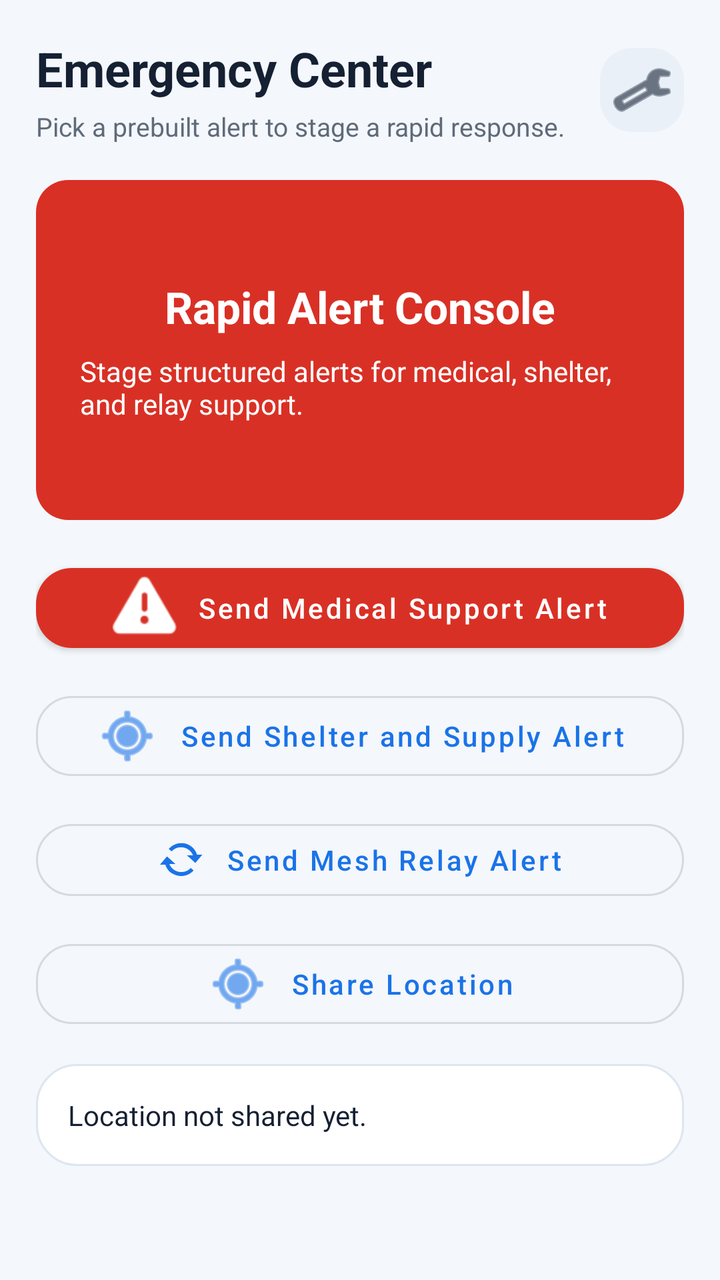
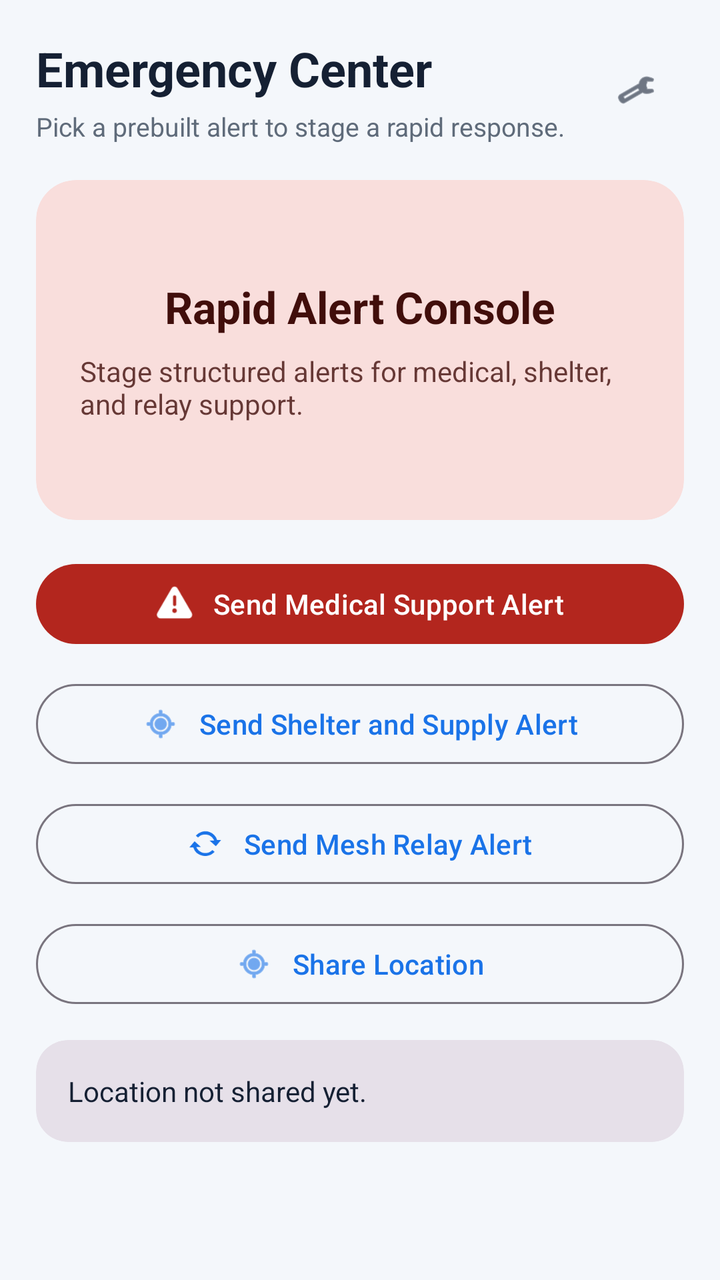

Compare the two renders of this Android layout. The source of the first and the diff that turns it into the second are given below.
<!-- AndroidManifest.xml: application theme Theme.Corelink -->
<!-- res/layout/activity_emergency.xml -->
<?xml version="1.0" encoding="utf-8"?>
<LinearLayout
    xmlns:android="http://schemas.android.com/apk/res/android"
    xmlns:app="http://schemas.android.com/apk/res-auto"
    android:layout_width="match_parent"
    android:layout_height="match_parent"
    android:background="@color/surface"
    android:orientation="vertical"
    android:padding="18dp">

    <LinearLayout
        android:layout_width="match_parent"
        android:layout_height="wrap_content"
        android:gravity="center_vertical"
        android:orientation="horizontal">

        <LinearLayout
            android:layout_width="0dp"
            android:layout_height="wrap_content"
            android:layout_weight="1"
            android:orientation="vertical">

            <TextView
                android:layout_width="wrap_content"
                android:layout_height="wrap_content"
                android:text="@string/emergency_center_title"
                android:textColor="@color/textPrimary"
                android:textSize="24sp"
                android:textStyle="bold" />

            <TextView
                android:id="@+id/alertStatus"
                android:layout_width="wrap_content"
                android:layout_height="wrap_content"
                android:layout_marginTop="4dp"
                android:text="@string/emergency_ready_status"
                android:textColor="@color/textSecondary"
                android:textSize="13sp" />
        </LinearLayout>

        <ImageButton
            android:id="@+id/themeToggleButton"
            android:layout_width="42dp"
            android:layout_height="42dp"
            android:background="@drawable/icon_btn_bg"
            android:contentDescription="@string/toggle_theme"
            android:padding="10dp"
            android:src="@android:drawable/ic_menu_manage"
            android:tint="@color/textPrimary" />
    </LinearLayout>

    <LinearLayout
        android:id="@+id/alertHero"
        android:layout_width="match_parent"
        android:layout_height="170dp"
        android:layout_marginTop="18dp"
        android:background="@drawable/alert_btn_bg"
        android:gravity="center"
        android:orientation="vertical"
        android:padding="22dp">

        <TextView
            android:layout_width="wrap_content"
            android:layout_height="wrap_content"
            android:text="@string/emergency_hero_title"
            android:textColor="@android:color/white"
            android:textSize="22sp"
            android:textStyle="bold" />

        <TextView
            android:layout_width="wrap_content"
            android:layout_height="wrap_content"
            android:layout_marginTop="8dp"
            android:text="@string/emergency_hero_subtitle"
            android:textColor="@android:color/white"
            android:textSize="14sp" />
    </LinearLayout>

    <com.google.android.material.button.MaterialButton
        android:id="@+id/medicalAlertButton"
        android:layout_width="match_parent"
        android:layout_height="wrap_content"
        android:layout_marginTop="18dp"
        android:text="@string/send_medical_alert"
        android:textAllCaps="false"
        app:backgroundTint="@color/alert"
        app:cornerRadius="18dp"
        app:icon="@android:drawable/ic_dialog_alert"
        app:iconGravity="textStart"
        app:iconPadding="10dp"
        app:iconTint="@android:color/white" />

    <com.google.android.material.button.MaterialButton
        android:id="@+id/shelterAlertButton"
        style="@style/Widget.MaterialComponents.Button.OutlinedButton"
        android:layout_width="match_parent"
        android:layout_height="wrap_content"
        android:layout_marginTop="12dp"
        android:text="@string/send_shelter_alert"
        android:textAllCaps="false"
        app:cornerRadius="18dp"
        app:icon="@android:drawable/ic_menu_mylocation"
        app:iconGravity="textStart"
        app:iconPadding="10dp" />

    <com.google.android.material.button.MaterialButton
        android:id="@+id/relayAlertButton"
        style="@style/Widget.MaterialComponents.Button.OutlinedButton"
        android:layout_width="match_parent"
        android:layout_height="wrap_content"
        android:layout_marginTop="12dp"
        android:text="@string/send_relay_alert"
        android:textAllCaps="false"
        app:cornerRadius="18dp"
        app:icon="@android:drawable/stat_notify_sync"
        app:iconGravity="textStart"
        app:iconPadding="10dp" />

    <com.google.android.material.button.MaterialButton
        android:id="@+id/locationAlertButton"
        style="@style/Widget.MaterialComponents.Button.OutlinedButton"
        android:layout_width="match_parent"
        android:layout_height="wrap_content"
        android:layout_marginTop="12dp"
        android:text="@string/share_location"
        android:textAllCaps="false"
        app:cornerRadius="18dp"
        app:icon="@android:drawable/ic_menu_mylocation"
        app:iconGravity="textStart"
        app:iconPadding="10dp" />

    <TextView
        android:id="@+id/locationText"
        android:layout_width="match_parent"
        android:layout_height="wrap_content"
        android:layout_marginTop="14dp"
        android:background="@drawable/input_bg"
        android:padding="16dp"
        android:text="@string/location_idle"
        android:textColor="@color/textPrimary"
        android:textSize="14sp" />

</LinearLayout>
<!-- resources referenced by this layout -->
<resources>
  <color name="alert">#D93025</color>
  <color name="surface">#FFF4F7FB</color>
  <color name="textPrimary">#FF152033</color>
  <color name="textSecondary">#FF5F6B7A</color>
  <!-- drawable alert_btn_bg (drawable) -->
  <shape xmlns:android="http://schemas.android.com/apk/res/android">
      <solid android:color="@color/alert" />
      <corners android:radius="16dp" />
  </shape>
  <!-- drawable icon_btn_bg (drawable) -->
  <shape xmlns:android="http://schemas.android.com/apk/res/android">
      <solid android:color="@color/surfaceMuted" />
      <corners android:radius="16dp" />
  </shape>
  <!-- drawable input_bg (drawable) -->
  <shape xmlns:android="http://schemas.android.com/apk/res/android">
      <solid android:color="@color/surfaceElevated" />
      <stroke
          android:width="1dp"
          android:color="@color/borderSoft" />
      <corners android:radius="20dp" />
  </shape>
  <string name="emergency_center_title">Emergency Center</string>
  <string name="emergency_hero_subtitle">Stage structured alerts for medical, shelter, and relay support.</string>
  <string name="emergency_hero_title">Rapid Alert Console</string>
  <string name="emergency_ready_status">Pick a prebuilt alert to stage a rapid response.</string>
  <string name="location_idle">Location not shared yet.</string>
  <string name="send_medical_alert">Send Medical Support Alert</string>
  <string name="send_relay_alert">Send Mesh Relay Alert</string>
  <string name="send_shelter_alert">Send Shelter and Supply Alert</string>
  <string name="share_location">Share Location</string>
  <string name="toggle_theme">Toggle dark mode</string>
  <style name="Theme.Corelink" parent="Theme.MaterialComponents.DayNight.NoActionBar">
          <item name="colorPrimary">@color/accent</item>
          <item name="colorPrimaryVariant">@color/accentDark</item>
          <item name="colorSecondary">@color/accent</item>
          <item name="colorSurface">@color/surfaceElevated</item>
          <item name="android:windowBackground">@color/surface</item>
          <item name="android:statusBarColor">@color/surfaceElevated</item>
          <item name="android:navigationBarColor">@color/surfaceElevated</item>
      </style>
  <color name="surfaceMuted">#FFEAF0F7</color>
  <color name="surfaceElevated">#FFFFFFFF</color>
  <color name="borderSoft">#FFDDE6F1</color>
  <color name="accent">#1A73E8</color>
  <color name="accentDark">#1558B0</color>
</resources>

<!-- the commit's change to res/layout/activity_emergency.xml (unified diff, before → after) -->
@@ -4,7 +4,7 @@
     xmlns:app="http://schemas.android.com/apk/res-auto"
     android:layout_width="match_parent"
     android:layout_height="match_parent"
-    android:background="@color/surface"
+    android:background="?attr/colorSurface"
     android:orientation="vertical"
     android:padding="18dp">
 
@@ -24,7 +24,7 @@
                 android:layout_width="wrap_content"
                 android:layout_height="wrap_content"
                 android:text="@string/emergency_center_title"
-                android:textColor="@color/textPrimary"
+                android:textColor="?attr/colorOnSurface"
                 android:textSize="24sp"
                 android:textStyle="bold" />
 
@@ -34,47 +34,54 @@
                 android:layout_height="wrap_content"
                 android:layout_marginTop="4dp"
                 android:text="@string/emergency_ready_status"
-                android:textColor="@color/textSecondary"
+                android:textColor="?attr/colorOnSurfaceVariant"
                 android:textSize="13sp" />
         </LinearLayout>
 
-        <ImageButton
+        <com.google.android.material.button.MaterialButton
             android:id="@+id/themeToggleButton"
-            android:layout_width="42dp"
-            android:layout_height="42dp"
-            android:background="@drawable/icon_btn_bg"
+            style="?attr/materialIconButtonStyle"
+            android:layout_width="48dp"
+            android:layout_height="48dp"
             android:contentDescription="@string/toggle_theme"
-            android:padding="10dp"
-            android:src="@android:drawable/ic_menu_manage"
-            android:tint="@color/textPrimary" />
+            app:icon="@android:drawable/ic_menu_manage"
+            app:iconTint="?attr/colorOnSurface" />
     </LinearLayout>
 
-    <LinearLayout
+    <com.google.android.material.card.MaterialCardView
         android:id="@+id/alertHero"
+        style="?attr/materialCardViewFilledStyle"
         android:layout_width="match_parent"
         android:layout_height="170dp"
         android:layout_marginTop="18dp"
-        android:background="@drawable/alert_btn_bg"
-        android:gravity="center"
-        android:orientation="vertical"
-        android:padding="22dp">
+        app:cardCornerRadius="20dp"
+        app:cardBackgroundColor="?attr/colorErrorContainer">
 
-        <TextView
-            android:layout_width="wrap_content"
-            android:layout_height="wrap_content"
-            android:text="@string/emergency_hero_title"
-            android:textColor="@android:color/white"
-            android:textSize="22sp"
-            android:textStyle="bold" />
+        <LinearLayout
+            android:layout_width="match_parent"
+            android:layout_height="match_parent"
+            android:gravity="center"
+            android:orientation="vertical"
+            android:padding="22dp">
 
-        <TextView
-            android:layout_width="wrap_content"
-            android:layout_height="wrap_content"
-            android:layout_marginTop="8dp"
-            android:text="@string/emergency_hero_subtitle"
-            android:textColor="@android:color/white"
-            android:textSize="14sp" />
-    </LinearLayout>
+            <TextView
+                android:layout_width="wrap_content"
+                android:layout_height="wrap_content"
+                android:text="@string/emergency_hero_title"
+                android:textColor="?attr/colorOnErrorContainer"
+                android:textSize="22sp"
+                android:textStyle="bold" />
+
+            <TextView
+                android:layout_width="wrap_content"
+                android:layout_height="wrap_content"
+                android:layout_marginTop="8dp"
+                android:text="@string/emergency_hero_subtitle"
+                android:textColor="?attr/colorOnErrorContainer"
+                android:textSize="14sp"
+                android:alpha="0.8" />
+        </LinearLayout>
+    </com.google.android.material.card.MaterialCardView>
 
     <com.google.android.material.button.MaterialButton
         android:id="@+id/medicalAlertButton"
@@ -83,61 +90,68 @@
         android:layout_marginTop="18dp"
         android:text="@string/send_medical_alert"
         android:textAllCaps="false"
-        app:backgroundTint="@color/alert"
-        app:cornerRadius="18dp"
+        app:backgroundTint="?attr/colorError"
+        android:textColor="?attr/colorOnError"
+        app:cornerRadius="24dp"
         app:icon="@android:drawable/ic_dialog_alert"
         app:iconGravity="textStart"
         app:iconPadding="10dp"
-        app:iconTint="@android:color/white" />
+        app:iconTint="?attr/colorOnError" />
 
     <com.google.android.material.button.MaterialButton
         android:id="@+id/shelterAlertButton"
-        style="@style/Widget.MaterialComponents.Button.OutlinedButton"
+        style="?attr/materialButtonOutlinedStyle"
         android:layout_width="match_parent"
         android:layout_height="wrap_content"
         android:layout_marginTop="12dp"
         android:text="@string/send_shelter_alert"
         android:textAllCaps="false"
-        app:cornerRadius="18dp"
+        app:cornerRadius="24dp"
         app:icon="@android:drawable/ic_menu_mylocation"
         app:iconGravity="textStart"
         app:iconPadding="10dp" />
 
     <com.google.android.material.button.MaterialButton
         android:id="@+id/relayAlertButton"
-        style="@style/Widget.MaterialComponents.Button.OutlinedButton"
+        style="?attr/materialButtonOutlinedStyle"
         android:layout_width="match_parent"
         android:layout_height="wrap_content"
         android:layout_marginTop="12dp"
         android:text="@string/send_relay_alert"
         android:textAllCaps="false"
-        app:cornerRadius="18dp"
+        app:cornerRadius="24dp"
         app:icon="@android:drawable/stat_notify_sync"
         app:iconGravity="textStart"
         app:iconPadding="10dp" />
 
     <com.google.android.material.button.MaterialButton
         android:id="@+id/locationAlertButton"
-        style="@style/Widget.MaterialComponents.Button.OutlinedButton"
+        style="?attr/materialButtonOutlinedStyle"
         android:layout_width="match_parent"
         android:layout_height="wrap_content"
         android:layout_marginTop="12dp"
         android:text="@string/share_location"
         android:textAllCaps="false"
-        app:cornerRadius="18dp"
+        app:cornerRadius="24dp"
         app:icon="@android:drawable/ic_menu_mylocation"
         app:iconGravity="textStart"
         app:iconPadding="10dp" />
 
-    <TextView
-        android:id="@+id/locationText"
+    <com.google.android.material.card.MaterialCardView
+        style="?attr/materialCardViewFilledStyle"
         android:layout_width="match_parent"
         android:layout_height="wrap_content"
         android:layout_marginTop="14dp"
-        android:background="@drawable/input_bg"
-        android:padding="16dp"
-        android:text="@string/location_idle"
-        android:textColor="@color/textPrimary"
-        android:textSize="14sp" />
+        app:cardCornerRadius="16dp">
+
+        <TextView
+            android:id="@+id/locationText"
+            android:layout_width="match_parent"
+            android:layout_height="wrap_content"
+            android:padding="16dp"
+            android:text="@string/location_idle"
+            android:textColor="?attr/colorOnSurface"
+            android:textSize="14sp" />
+    </com.google.android.material.card.MaterialCardView>
 
 </LinearLayout>
<!-- resource entries referenced after the edit -->
@@ -1,27 +1,8 @@
 <!-- resources referenced by this layout -->
 <resources>
-  <color name="alert">#D93025</color>
   <color name="surface">#FFF4F7FB</color>
   <color name="textPrimary">#FF152033</color>
   <color name="textSecondary">#FF5F6B7A</color>
-  <!-- drawable alert_btn_bg (drawable) -->
-  <shape xmlns:android="http://schemas.android.com/apk/res/android">
-      <solid android:color="@color/alert" />
-      <corners android:radius="16dp" />
-  </shape>
-  <!-- drawable icon_btn_bg (drawable) -->
-  <shape xmlns:android="http://schemas.android.com/apk/res/android">
-      <solid android:color="@color/surfaceMuted" />
-      <corners android:radius="16dp" />
-  </shape>
-  <!-- drawable input_bg (drawable) -->
-  <shape xmlns:android="http://schemas.android.com/apk/res/android">
-      <solid android:color="@color/surfaceElevated" />
-      <stroke
-          android:width="1dp"
-          android:color="@color/borderSoft" />
-      <corners android:radius="20dp" />
-  </shape>
   <string name="emergency_center_title">Emergency Center</string>
   <string name="emergency_hero_subtitle">Stage structured alerts for medical, shelter, and relay support.</string>
   <string name="emergency_hero_title">Rapid Alert Console</string>
@@ -32,19 +13,18 @@
   <string name="send_shelter_alert">Send Shelter and Supply Alert</string>
   <string name="share_location">Share Location</string>
   <string name="toggle_theme">Toggle dark mode</string>
-  <style name="Theme.Corelink" parent="Theme.MaterialComponents.DayNight.NoActionBar">
+  <style name="Theme.Corelink" parent="Theme.Material3.DayNight.NoActionBar">
           <item name="colorPrimary">@color/accent</item>
-          <item name="colorPrimaryVariant">@color/accentDark</item>
           <item name="colorSecondary">@color/accent</item>
-          <item name="colorSurface">@color/surfaceElevated</item>
+          <item name="colorSurface">@color/surface</item>
+          <item name="colorSurfaceVariant">@color/surfaceMuted</item>
+          <item name="colorOnSurface">@color/textPrimary</item>
+          <item name="colorOnSurfaceVariant">@color/textSecondary</item>
           <item name="android:windowBackground">@color/surface</item>
-          <item name="android:statusBarColor">@color/surfaceElevated</item>
-          <item name="android:navigationBarColor">@color/surfaceElevated</item>
+          <item name="android:statusBarColor">?attr/colorSurface</item>
+          <item name="android:navigationBarColor">?attr/colorSurface</item>
       </style>
   <color name="surfaceMuted">#FFEAF0F7</color>
-  <color name="surfaceElevated">#FFFFFFFF</color>
-  <color name="borderSoft">#FFDDE6F1</color>
   <color name="accent">#1A73E8</color>
-  <color name="accentDark">#1558B0</color>
 </resources>
 
